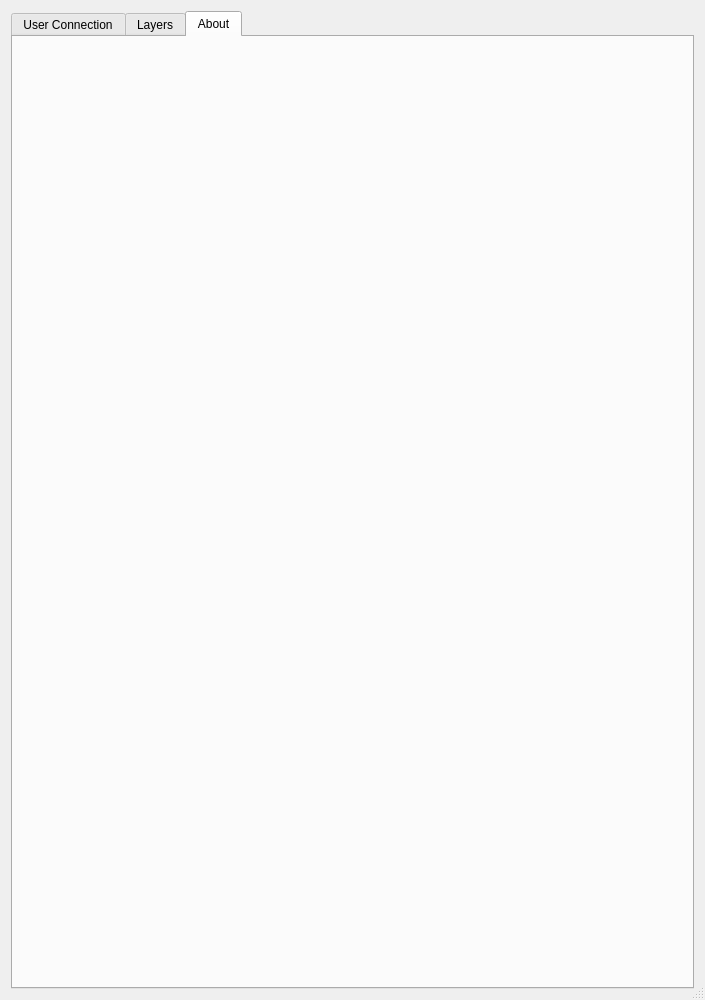
First picture: the form in ui/citydb_loader_dialog_base.ui, repository tudelft3d/3DCityDB-Tools-for-QGIS, before the edit.
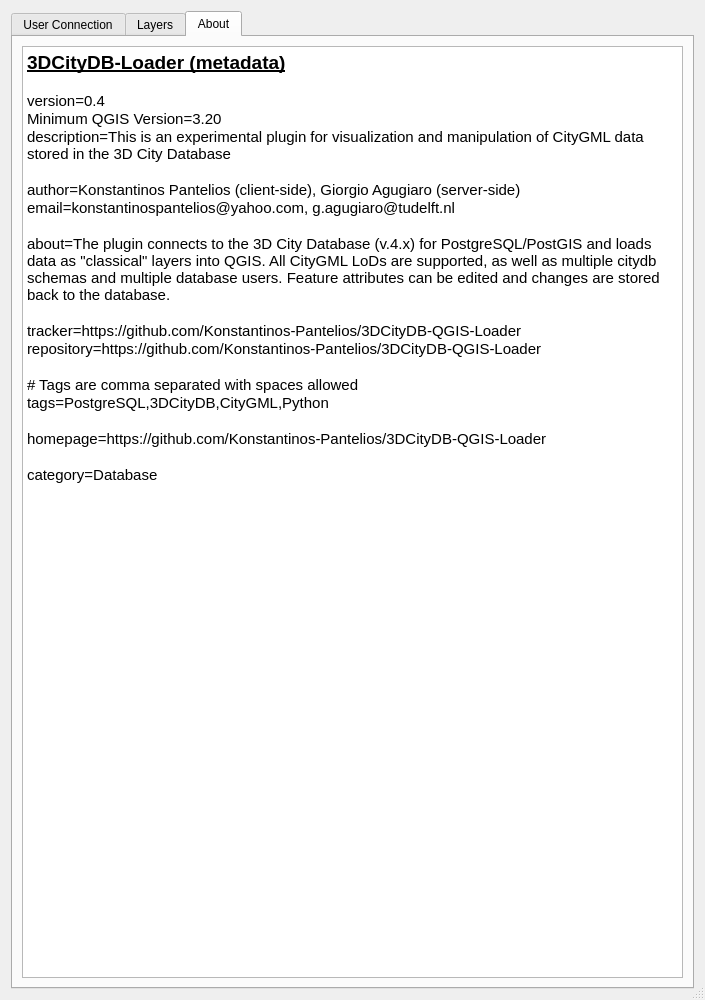
Second picture: the form after the edit. The open tabs and pages were chosen to show the change. Icons and pictures are not drawn. Custom widgets are drawn as their Qt base class.

Commit message: Add text in About tab

```diff
--- a/ui/citydb_loader_dialog_base.ui
+++ b/ui/citydb_loader_dialog_base.ui
@@ -1094,7 +1094,38 @@
       <attribute name="title">
        <string>About</string>
       </attribute>
-      <layout class="QVBoxLayout" name="verticalLayout"/>
+      <layout class="QVBoxLayout" name="verticalLayout">
+       <item>
+        <widget class="QTextBrowser" name="textBrowser">
+         <property name="html">
+          <string>&lt;!DOCTYPE HTML PUBLIC &quot;-//W3C//DTD HTML 4.0//EN&quot; &quot;http://www.w3.org/TR/REC-html40/strict.dtd&quot;&gt;
+&lt;html&gt;&lt;head&gt;&lt;meta name=&quot;qrichtext&quot; content=&quot;1&quot; /&gt;&lt;style type=&quot;text/css&quot;&gt;
+p, li { white-space: pre-wrap; }
+&lt;/style&gt;&lt;/head&gt;&lt;body style=&quot; font-family:'Ubuntu'; font-size:11pt; font-weight:400; font-style:normal;&quot;&gt;
+&lt;p style=&quot; margin-top:0px; margin-bottom:0px; margin-left:0px; margin-right:0px; -qt-block-indent:0; text-indent:0px;&quot;&gt;&lt;span style=&quot; font-size:14pt; font-weight:600; text-decoration: underline;&quot;&gt;3DCityDB-Loader (metadata)&lt;/span&gt;&lt;/p&gt;
+&lt;p style=&quot;-qt-paragraph-type:empty; margin-top:0px; margin-bottom:0px; margin-left:0px; margin-right:0px; -qt-block-indent:0; text-indent:0px;&quot;&gt;&lt;br /&gt;&lt;/p&gt;
+&lt;p style=&quot; margin-top:0px; margin-bottom:0px; margin-left:0px; margin-right:0px; -qt-block-indent:0; text-indent:0px;&quot;&gt;version=0.4&lt;/p&gt;
+&lt;p style=&quot; margin-top:0px; margin-bottom:0px; margin-left:0px; margin-right:0px; -qt-block-indent:0; text-indent:0px;&quot;&gt;Minimum QGIS Version=3.20&lt;/p&gt;
+&lt;p style=&quot; margin-top:0px; margin-bottom:0px; margin-left:0px; margin-right:0px; -qt-block-indent:0; text-indent:0px;&quot;&gt;description=This is an experimental plugin for visualization and manipulation of CityGML data stored in the 3D City Database&lt;/p&gt;
+&lt;p style=&quot;-qt-paragraph-type:empty; margin-top:0px; margin-bottom:0px; margin-left:0px; margin-right:0px; -qt-block-indent:0; text-indent:0px;&quot;&gt;&lt;br /&gt;&lt;/p&gt;
+&lt;p style=&quot; margin-top:0px; margin-bottom:0px; margin-left:0px; margin-right:0px; -qt-block-indent:0; text-indent:0px;&quot;&gt;author=Konstantinos Pantelios (client-side), Giorgio Agugiaro (server-side)&lt;/p&gt;
+&lt;p style=&quot; margin-top:0px; margin-bottom:0px; margin-left:0px; margin-right:0px; -qt-block-indent:0; text-indent:0px;&quot;&gt;email=konstantinospantelios@yahoo.com, g.agugiaro@tudelft.nl&lt;/p&gt;
+&lt;p style=&quot;-qt-paragraph-type:empty; margin-top:0px; margin-bottom:0px; margin-left:0px; margin-right:0px; -qt-block-indent:0; text-indent:0px;&quot;&gt;&lt;br /&gt;&lt;/p&gt;
+&lt;p style=&quot; margin-top:0px; margin-bottom:0px; margin-left:0px; margin-right:0px; -qt-block-indent:0; text-indent:0px;&quot;&gt;about=The plugin connects to the 3D City Database (v.4.x) for PostgreSQL/PostGIS and loads data as &amp;quot;classical&amp;quot; layers into QGIS. All CityGML LoDs are supported, as well as multiple citydb schemas and multiple database users. Feature attributes can be edited and changes are stored back to the database. &lt;/p&gt;
+&lt;p style=&quot;-qt-paragraph-type:empty; margin-top:0px; margin-bottom:0px; margin-left:0px; margin-right:0px; -qt-block-indent:0; text-indent:0px;&quot;&gt;&lt;br /&gt;&lt;/p&gt;
+&lt;p style=&quot; margin-top:0px; margin-bottom:0px; margin-left:0px; margin-right:0px; -qt-block-indent:0; text-indent:0px;&quot;&gt;tracker=https://github.com/Konstantinos-Pantelios/3DCityDB-QGIS-Loader&lt;/p&gt;
+&lt;p style=&quot; margin-top:0px; margin-bottom:0px; margin-left:0px; margin-right:0px; -qt-block-indent:0; text-indent:0px;&quot;&gt;repository=https://github.com/Konstantinos-Pantelios/3DCityDB-QGIS-Loader&lt;/p&gt;
+&lt;p style=&quot;-qt-paragraph-type:empty; margin-top:0px; margin-bottom:0px; margin-left:0px; margin-right:0px; -qt-block-indent:0; text-indent:0px;&quot;&gt;&lt;br /&gt;&lt;/p&gt;
+&lt;p style=&quot; margin-top:0px; margin-bottom:0px; margin-left:0px; margin-right:0px; -qt-block-indent:0; text-indent:0px;&quot;&gt;# Tags are comma separated with spaces allowed&lt;/p&gt;
+&lt;p style=&quot; margin-top:0px; margin-bottom:0px; margin-left:0px; margin-right:0px; -qt-block-indent:0; text-indent:0px;&quot;&gt;tags=PostgreSQL,3DCityDB,CityGML,Python&lt;/p&gt;
+&lt;p style=&quot;-qt-paragraph-type:empty; margin-top:0px; margin-bottom:0px; margin-left:0px; margin-right:0px; -qt-block-indent:0; text-indent:0px;&quot;&gt;&lt;br /&gt;&lt;/p&gt;
+&lt;p style=&quot; margin-top:0px; margin-bottom:0px; margin-left:0px; margin-right:0px; -qt-block-indent:0; text-indent:0px;&quot;&gt;homepage=https://github.com/Konstantinos-Pantelios/3DCityDB-QGIS-Loader&lt;/p&gt;
+&lt;p style=&quot;-qt-paragraph-type:empty; margin-top:0px; margin-bottom:0px; margin-left:0px; margin-right:0px; -qt-block-indent:0; text-indent:0px;&quot;&gt;&lt;br /&gt;&lt;/p&gt;
+&lt;p style=&quot; margin-top:0px; margin-bottom:0px; margin-left:0px; margin-right:0px; -qt-block-indent:0; text-indent:0px;&quot;&gt;category=Database&lt;/p&gt;&lt;/body&gt;&lt;/html&gt;</string>
+         </property>
+        </widget>
+       </item>
+      </layout>
      </widget>
     </widget>
    </item>
```
